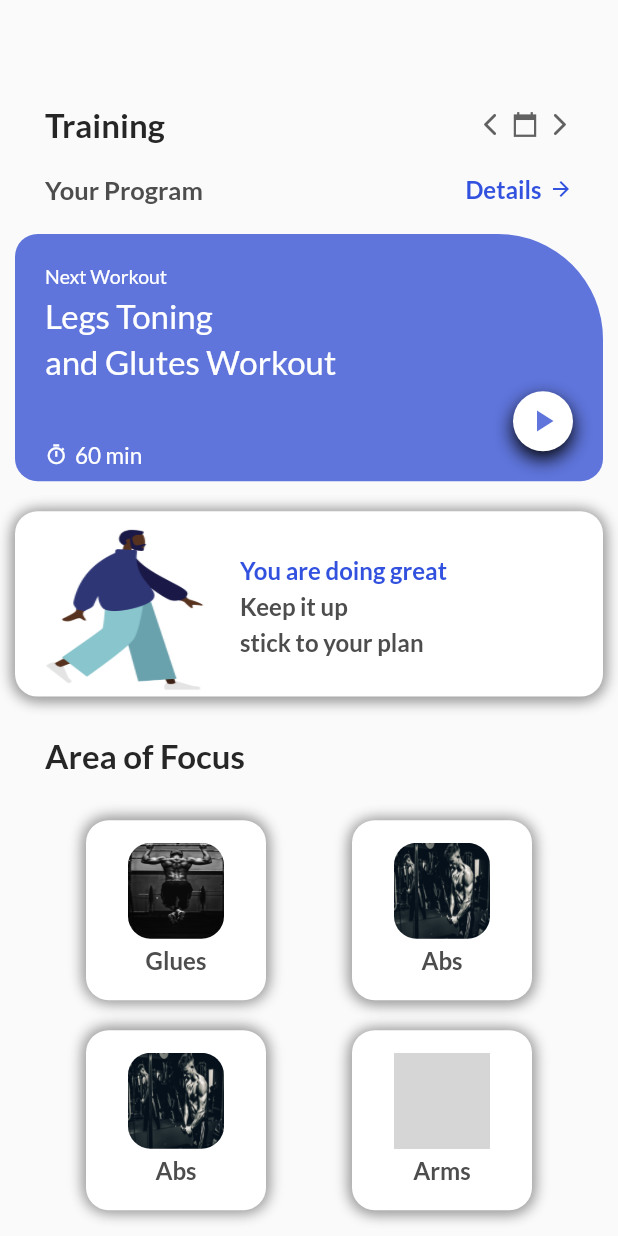
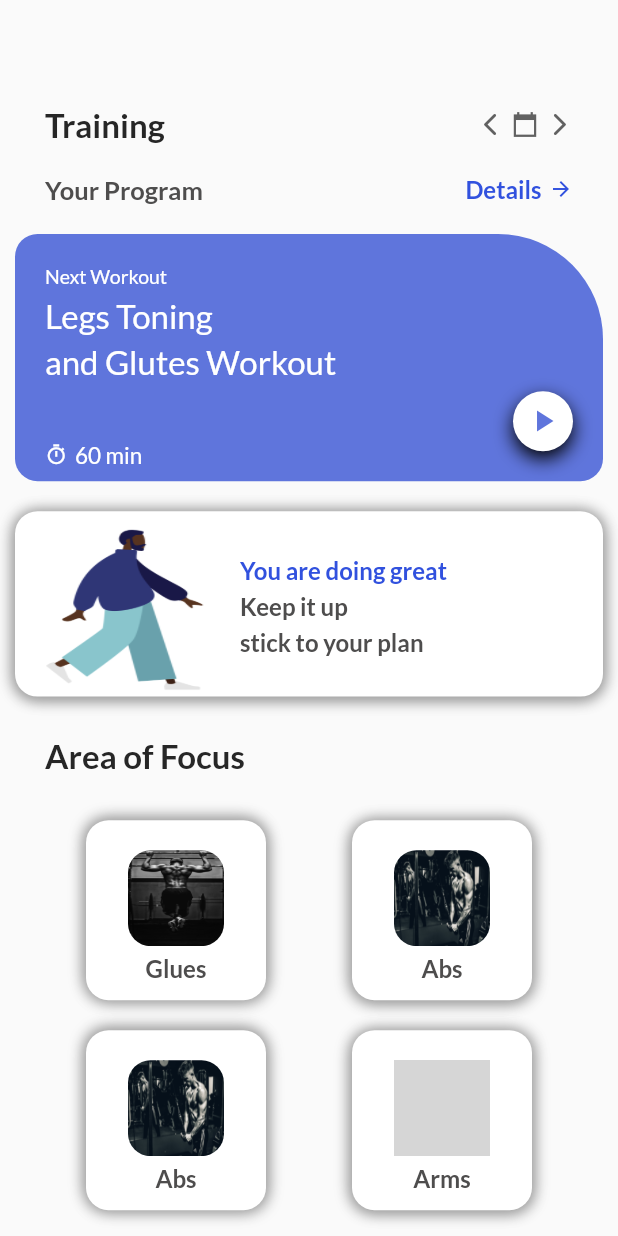
Before and after one commit to emilio-kariuki/gym_app, a Flutter app: the screen it shows after launch, on a phone screen of 412 x 824 dp. Run offline on Flutter 3.47's test engine with Material 2 defaults, Android fonts, the phone set to English and light mode, and no system bars; our stand-ins replace get, google_fonts; grey boxes are pictures that could not be loaded.

Commit message:
added a ne file

```diff
--- a/lib/View/Home.dart
+++ b/lib/View/Home.dart
@@ -140,7 +140,7 @@ class _HomeState extends State<Home> {
                         padding: const EdgeInsets.only(top: 40),
                         child: Row(
                           children: [
-                            Icon(
+                            const Icon(
                               Icons.timer_outlined,
                               color: white,
                               size: 15,
@@ -303,6 +303,9 @@ class _HomeState extends State<Home> {
                     child: Padding(
                       padding: const EdgeInsets.symmetric(vertical: 15),
                       child: Column(children: [
+                        const SizedBox(
+                          height: 5,
+                        ),
                         Container(
                           height: 64,
                           width: 64,
@@ -354,6 +357,9 @@ class _HomeState extends State<Home> {
                     child: Padding(
                       padding: const EdgeInsets.symmetric(vertical: 15),
                       child: Column(children: [
+                        const SizedBox(
+                          height: 5,
+                        ),
                         Container(
                           height: 64,
                           width: 64,
```
Also changed, not shown: lib/View/details.dart (added).
